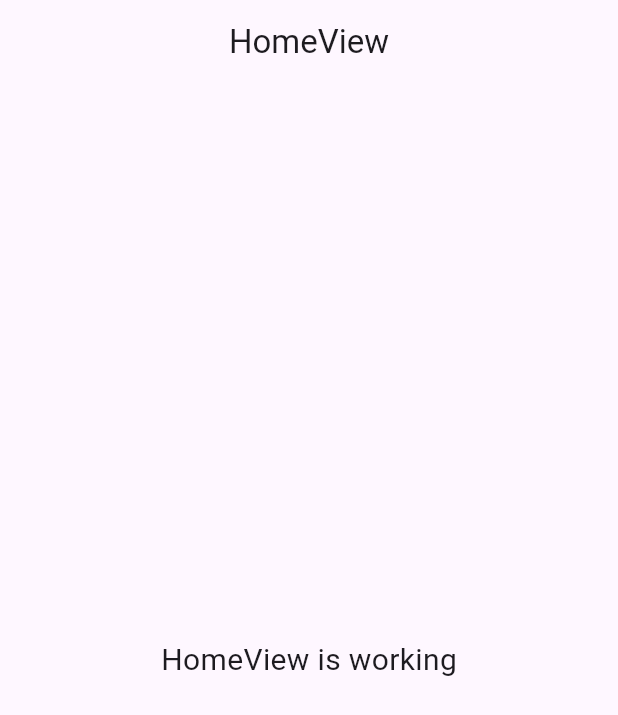
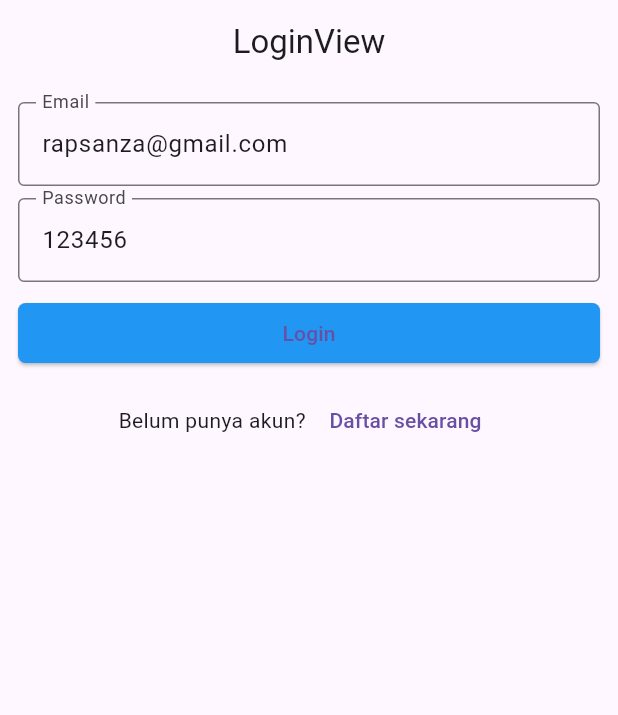
Before and after one commit to rafsanza-hub/flutter-firebase, a Flutter app: the screen it shows after launch, on a phone screen of 412 x 824 dp. Shown: the top 715 px of the screen. Run offline on Flutter 3.47's test engine with Material 3 defaults, Android fonts, the phone set to English and light mode, and no system bars; our stand-ins replace firebase_auth, firebase_core, get; accounts and stored records are empty.

Commit message:
Firebase Auth

```diff
--- /dev/null
+++ b/lib/app/controllers/auth_controller.dart
@@ -0,0 +1,56 @@
+import 'package:firebase_auth/firebase_auth.dart';
+import 'package:flutter_firebase/app/routes/app_pages.dart';
+import 'package:get/get.dart';
+
+class AuthController extends GetxController {
+  FirebaseAuth auth = FirebaseAuth.instance;
+
+  Stream<User?> get streamAuthStatus => auth.authStateChanges();
+
+  void login(String email, String password) async {
+    try {
+      await auth.signInWithEmailAndPassword(
+        email: email,
+        password: password,
+      );
+      Get.offAllNamed(Routes.HOME);
+    } on FirebaseAuthException catch (e) {
+      if (e.code == 'user-not-found') {
+        print('No user found for that email.');
+      } else if (e.code == 'wrong-password') {
+        print('Wrong password provided for that user.');
+      }
+    }
+  }
+
+  void signUp(String email, String password) async {
+    try {
+      await FirebaseAuth.instance.createUserWithEmailAndPassword(
+        email: email,
+        password: password,
+      );
+      Get.offAllNamed(Routes.HOME);
+    } on FirebaseAuthException catch (e) {
+      if (e.code == 'weak-password') {
+        print('The password provided is too weak.');
+      } else if (e.code == 'email-already-in-use') {
+        print('The account already exists for that email.');
+      }
+    } catch (e) {
+      print(e);
+    }
+  }
+
+  void signOut() async {
+    await FirebaseAuth.instance.signOut();
+    Get.offAllNamed(Routes.LOGIN);
+  }
+
+  void forgotPassword() {}
+  void updateProfile() {}
+  void updatePassword() {}
+  void deleteAccount() {}
+  void verifyEmail() {}
+  void reSendEmailVerification() {}
+  void signInWithGoogle() {}
+}
--- a/lib/app/modules/home/views/home_view.dart
+++ b/lib/app/modules/home/views/home_view.dart
@@ -1,21 +1,26 @@
 import 'package:flutter/material.dart';
+import 'package:flutter_firebase/app/controllers/auth_controller.dart';
 
 import 'package:get/get.dart';
 
 import '../controllers/home_controller.dart';
 
 class HomeView extends GetView<HomeController> {
-  const HomeView({super.key});
+  final AuthController auth = Get.find<AuthController>();
+  HomeView({super.key});
   @override
   Widget build(BuildContext context) {
     return Scaffold(
       appBar: AppBar(
         title: const Text('HomeView'),
         centerTitle: true,
+        actions: [
+          IconButton(onPressed: () => auth.signOut(), icon: Icon(Icons.logout))
+        ],
       ),
       body: const Center(
         child: Text(
-          'HomeView is working',
+          'HomeView s',
           style: TextStyle(fontSize: 20),
         ),
       ),
--- /dev/null
+++ b/lib/app/modules/login/views/login_view.dart
@@ -0,0 +1,65 @@
+import 'package:flutter/material.dart';
+import 'package:flutter_firebase/app/controllers/auth_controller.dart';
+import 'package:flutter_firebase/app/routes/app_pages.dart';
+
+import 'package:get/get.dart';
+
+import '../controllers/login_controller.dart';
+
+class LoginView extends GetView<LoginController> {
+  final AuthController authC = Get.find<AuthController>();
+  final emailC = TextEditingController(text: "rapsanza@gmail.com");
+  final passwordC = TextEditingController(text: "123456");
+  LoginView({super.key});
+  @override
+  Widget build(BuildContext context) {
+    return Scaffold(
+      appBar: AppBar(
+        title: const Text('LoginView'),
+        centerTitle: true,
+      ),
+      body: Padding(
+        padding: const EdgeInsets.all(12),
+        child: ListView(
+          children: [
+            TextField(
+              controller: emailC,
+              decoration: const InputDecoration(
+                  labelText: 'Email', border: OutlineInputBorder()),
+            ),
+            SizedBox(height: 8),
+            TextField(
+              controller: passwordC,
+              decoration: const InputDecoration(
+                  labelText: 'Password', border: OutlineInputBorder()),
+            ),
+            SizedBox(height: 10),
+            ElevatedButton(
+              onPressed: () => authC.login(emailC.text, passwordC.text),
+              style: ButtonStyle(
+                backgroundColor: WidgetStatePropertyAll(Colors.blue),
+                shape: WidgetStatePropertyAll(
+                  RoundedRectangleBorder(
+                    borderRadius: BorderRadius.circular(5),
+                  ),
+                ),
+              ),
+              child: const Text("Login"),
+            ),
+            SizedBox(height: 10),
+            Row(
+              mainAxisAlignment: MainAxisAlignment.center,
+              children: [
+                const Text("Belum punya akun? "),
+                TextButton(
+                  onPressed: () => Get.toNamed(Routes.SIGNUP),
+                  child: Text("Daftar sekarang"),
+                )
+              ],
+            )
+          ],
+        ),
+      ),
+    );
+  }
+}
--- a/lib/app/routes/app_pages.dart
+++ b/lib/app/routes/app_pages.dart
@@ -2,6 +2,10 @@ import 'package:get/get.dart';
 
 import '../modules/home/bindings/home_binding.dart';
 import '../modules/home/views/home_view.dart';
+import '../modules/login/bindings/login_binding.dart';
+import '../modules/login/views/login_view.dart';
+import '../modules/signup/bindings/signup_binding.dart';
+import '../modules/signup/views/signup_view.dart';
 
 part 'app_routes.dart';
 
@@ -13,8 +17,18 @@ class AppPages {
   static final routes = [
     GetPage(
       name: _Paths.HOME,
-      page: () => const HomeView(),
+      page: () => HomeView(),
       binding: HomeBinding(),
+    ),
+    GetPage(
+      name: _Paths.LOGIN,
+      page: () => LoginView(),
+      binding: LoginBinding(),
+    ),
+    GetPage(
+      name: _Paths.SIGNUP,
+      page: () => SignupView(),
+      binding: SignupBinding(),
     ),
   ];
 }
--- a/lib/app/routes/app_routes.dart
+++ b/lib/app/routes/app_routes.dart
@@ -4,9 +4,13 @@ part of 'app_pages.dart';
 abstract class Routes {
   Routes._();
   static const HOME = _Paths.HOME;
+  static const LOGIN = _Paths.LOGIN;
+  static const SIGNUP = _Paths.SIGNUP;
 }
 
 abstract class _Paths {
   _Paths._();
   static const HOME = '/home';
+  static const LOGIN = '/login';
+  static const SIGNUP = '/signup';
 }
--- /dev/null
+++ b/lib/app/utils/loading.dart
@@ -0,0 +1,16 @@
+import 'package:flutter/material.dart';
+
+class LoadingView extends StatelessWidget {
+  const LoadingView({super.key});
+
+  @override
+  Widget build(BuildContext context) {
+    return MaterialApp(
+      home: Scaffold(
+        body: Center(
+          child: CircularProgressIndicator(),
+        ),
+      ),
+    );
+  }
+}
--- a/lib/main.dart
+++ b/lib/main.dart
@@ -1,15 +1,45 @@
+import 'package:firebase_auth/firebase_auth.dart';
 import 'package:flutter/material.dart';
+
+import 'package:firebase_core/firebase_core.dart';
+import 'package:flutter_firebase/app/controllers/auth_controller.dart';
+import 'package:flutter_firebase/app/utils/loading.dart';
+import 'firebase_options.dart';
 
 import 'package:get/get.dart';
 
 import 'app/routes/app_pages.dart';
 
-void main() {
+void main() async {
+  WidgetsFlutterBinding.ensureInitialized();
+
+  await Firebase.initializeApp(
+    options: DefaultFirebaseOptions.currentPlatform,
+  );
   runApp(
-    GetMaterialApp(
-      title: "Application",
-      initialRoute: AppPages.INITIAL,
-      getPages: AppPages.routes,
-    ),
+    MyApp(),
   );
 }
+
+class MyApp extends StatelessWidget {
+  AuthController authC = Get.put(AuthController(), permanent: true);
+  MyApp({super.key});
+
+  @override
+  Widget build(BuildContext context) {
+    return StreamBuilder<User?>(
+        stream: authC.streamAuthStatus,
+        builder: (context, snapshot) {
+          print(snapshot.data);
+          print("yayayayayay");
+          if (snapshot.connectionState == ConnectionState.active) {
+            return GetMaterialApp(
+              title: "Application",
+              initialRoute: snapshot.data != null ? Routes.HOME : Routes.LOGIN,
+              getPages: AppPages.routes,
+            );
+          }
+          return LoadingView();
+        });
+  }
+}
```
Also changed, not shown: lib/app/modules/login/bindings/login_binding.dart (added, +12 -0 lines), lib/app/modules/login/controllers/login_controller.dart (added, +23 -0 lines), lib/app/modules/signup/bindings/signup_binding.dart (added, +12 -0 lines), lib/app/modules/signup/controllers/signup_controller.dart (added, +23 -0 lines), lib/app/modules/signup/views/signup_view.dart (added, +65 -0 lines), pubspec.yaml (+6 -15 lines), firebase.json (added), lib/firebase_options.dart (added), pubspec.lock, 6 other files.
